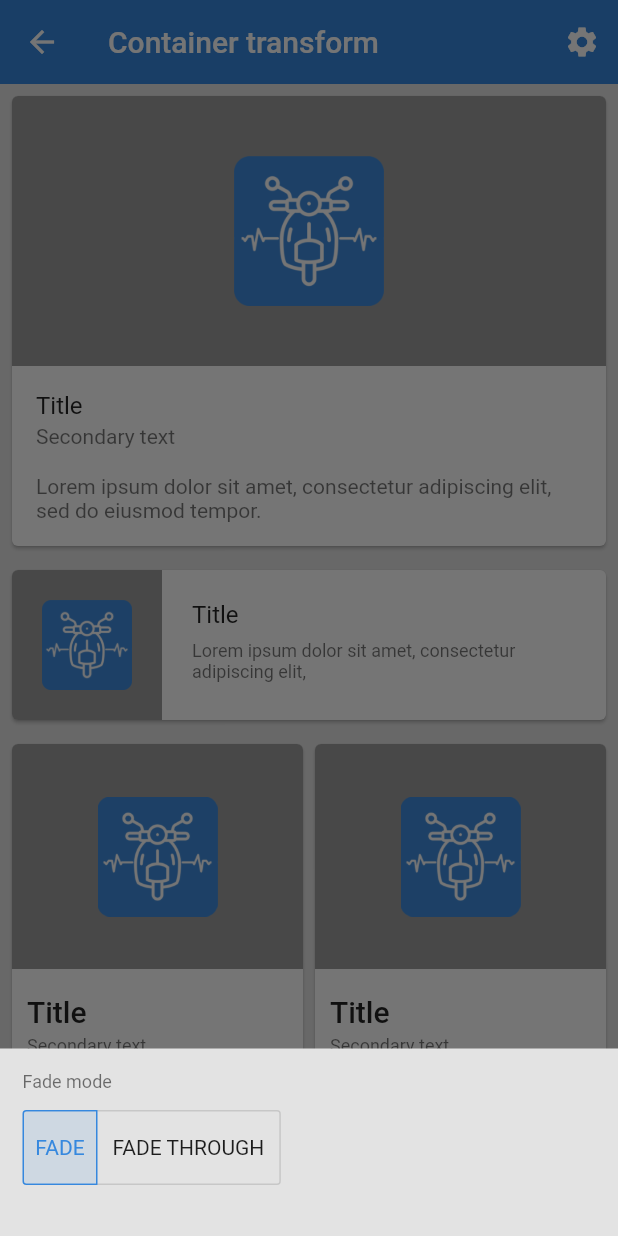
After one commit to agungsatrioo/motordoc, a Flutter app: the OpenContainerTransformDemo screen opened directly, after a tap on the "settings" icon, on a phone screen of 412 x 824 dp. The commit adds this screen. Run offline on Flutter 3.47's test engine with Material 2 defaults, Android fonts, the light colour scheme and no system bars; our stand-ins replace bloc, equatable, flutter_bloc, flutter_phoenix, flutter_slidable, line_icons and 1 more; accounts and stored records are empty.

Commit message:
add animation when chat item is opened

```diff
--- /dev/null
+++ b/lib/src/ui/pages/examples/blank_page.dart
@@ -0,0 +1,16 @@
+import 'package:flutter/material.dart';
+
+class BlankPage extends StatelessWidget {
+  @override
+  Widget build(BuildContext context) {
+    return Scaffold(
+      appBar: AppBar(
+        title: Text("Blank Page")
+      ),
+      body: Center(
+        child: Text("Halo semua"),
+      ),
+    );
+  }
+
+}
--- /dev/null
+++ b/lib/src/ui/pages/examples/container_transform_demo.dart
@@ -0,0 +1,500 @@
+// Copyright 2019 The Flutter Authors. All rights reserved.
+// Use of this source code is governed by a BSD-style license that can be
+// found in the LICENSE file.
+
+import 'package:flutter/material.dart';
+import 'package:animations/animations.dart';
+
+const String _loremIpsumParagraph =
+    'Lorem ipsum dolor sit amet, consectetur adipiscing elit, sed do eiusmod '
+    'tempor incididunt ut labore et dolore magna aliqua. Vulputate dignissim '
+    'suspendisse in est. Ut ornare lectus sit amet. Eget nunc lobortis mattis '
+    'aliquam faucibus purus in. Hendrerit gravida rutrum quisque non tellus '
+    'orci ac auctor. Mattis aliquam faucibus purus in massa. Tellus rutrum '
+    'tellus pellentesque eu tincidunt tortor. Nunc eget lorem dolor sed. Nulla '
+    'at volutpat diam ut venenatis tellus in metus. Tellus cras adipiscing enim '
+    'eu turpis. Pretium fusce id velit ut tortor. Adipiscing enim eu turpis '
+    'egestas pretium. Quis varius quam quisque id. Blandit aliquam etiam erat '
+    'velit scelerisque. In nisl nisi scelerisque eu. Semper risus in hendrerit '
+    'gravida rutrum quisque. Suspendisse in est ante in nibh mauris cursus '
+    'mattis molestie. Adipiscing elit duis tristique sollicitudin nibh sit '
+    'amet commodo nulla. Pretium viverra suspendisse potenti nullam ac tortor '
+    'vitae.\n'
+    '\n'
+    'Lorem ipsum dolor sit amet, consectetur adipiscing elit, sed do eiusmod '
+    'tempor incididunt ut labore et dolore magna aliqua. Vulputate dignissim '
+    'suspendisse in est. Ut ornare lectus sit amet. Eget nunc lobortis mattis '
+    'aliquam faucibus purus in. Hendrerit gravida rutrum quisque non tellus '
+    'orci ac auctor. Mattis aliquam faucibus purus in massa. Tellus rutrum '
+    'tellus pellentesque eu tincidunt tortor. Nunc eget lorem dolor sed. Nulla '
+    'at volutpat diam ut venenatis tellus in metus. Tellus cras adipiscing enim '
+    'eu turpis. Pretium fusce id velit ut tortor. Adipiscing enim eu turpis '
+    'egestas pretium. Quis varius quam quisque id. Blandit aliquam etiam erat '
+    'velit scelerisque. In nisl nisi scelerisque eu. Semper risus in hendrerit '
+    'gravida rutrum quisque. Suspendisse in est ante in nibh mauris cursus '
+    'mattis molestie. Adipiscing elit duis tristique sollicitudin nibh sit '
+    'amet commodo nulla. Pretium viverra suspendisse potenti nullam ac tortor '
+    'vitae';
+
+const double _fabDimension = 56.0;
+
+/// The demo page for [OpenContainerTransform].
+class OpenContainerTransformDemo extends StatefulWidget {
+  @override
+  _OpenContainerTransformDemoState createState() {
+    return _OpenContainerTransformDemoState();
+  }
+}
+
+class _OpenContainerTransformDemoState
+    extends State<OpenContainerTransformDemo> {
+  ContainerTransitionType _transitionType = ContainerTransitionType.fade;
+
+  void _showSettingsBottomModalSheet(BuildContext context) {
+    showModalBottomSheet<void>(
+      context: context,
+      builder: (BuildContext context) {
+        return StatefulBuilder(
+          builder: (BuildContext context, StateSetter setModalState) {
+            return Container(
+              height: 125,
+              padding: const EdgeInsets.all(15.0),
+              child: Column(
+                crossAxisAlignment: CrossAxisAlignment.start,
+                children: <Widget>[
+                  Text(
+                    'Fade mode',
+                    style: Theme.of(context).textTheme.caption,
+                  ),
+                  const SizedBox(height: 12),
+                  ToggleButtons(
+                    borderRadius: BorderRadius.circular(2.0),
+                    selectedBorderColor: Theme.of(context).colorScheme.primary,
+                    onPressed: (int index) {
+                      setModalState(() {
+                        setState(() {
+                          _transitionType = index == 0
+                              ? ContainerTransitionType.fade
+                              : ContainerTransitionType.fadeThrough;
+                        });
+                      });
+                    },
+                    isSelected: <bool>[
+                      _transitionType == ContainerTransitionType.fade,
+                      _transitionType == ContainerTransitionType.fadeThrough,
+                    ],
+                    children: const <Widget>[
+                      Text('FADE'),
+                      Padding(
+                        padding: EdgeInsets.symmetric(horizontal: 10.0),
+                        child: Text('FADE THROUGH'),
+                      ),
+                    ],
+                  ),
+                ],
+              ),
+            );
+          },
+        );
+      },
+    );
+  }
+
+  @override
+  Widget build(BuildContext context) {
+    return Scaffold(
+      appBar: AppBar(
+        title: const Text('Container transform'),
+        actions: <Widget>[
+          IconButton(
+            icon: const Icon(Icons.settings),
+            onPressed: () {
+              _showSettingsBottomModalSheet(context);
+            },
+          ),
+        ],
+      ),
+      body: ListView(
+        padding: const EdgeInsets.all(8.0),
+        children: <Widget>[
+          _OpenContainerWrapper(
+            transitionType: _transitionType,
+            closedBuilder: (BuildContext _, VoidCallback openContainer) {
+              return _ExampleCard(openContainer: openContainer);
+            },
+          ),
+          const SizedBox(height: 16.0),
+          _OpenContainerWrapper(
+            transitionType: _transitionType,
+            closedBuilder: (BuildContext _, VoidCallback openContainer) {
+              return _ExampleSingleTile(openContainer: openContainer);
+            },
+          ),
+          const SizedBox(height: 16.0),
+          Row(
+            children: <Widget>[
+              Expanded(
+                child: _OpenContainerWrapper(
+                  transitionType: _transitionType,
+                  closedBuilder: (BuildContext _, VoidCallback openContainer) {
+                    return _SmallerCard(
+                      openContainer: openContainer,
+                      subtitle: 'Secondary text',
+                    );
+                  },
+                ),
+              ),
+              const SizedBox(width: 8.0),
+              Expanded(
+                child: _OpenContainerWrapper(
+                  transitionType: _transitionType,
+                  closedBuilder: (BuildContext _, VoidCallback openContainer) {
+                    return _SmallerCard(
+                      openContainer: openContainer,
+                      subtitle: 'Secondary text',
+                    );
+                  },
+                ),
+              ),
+            ],
+          ),
+          const SizedBox(height: 16.0),
+          Row(
+            children: <Widget>[
+              Expanded(
+                child: _OpenContainerWrapper(
+                  transitionType: _transitionType,
+                  closedBuilder: (BuildContext _, VoidCallback openContainer) {
+                    return _SmallerCard(
+                      openContainer: openContainer,
+                      subtitle: 'Secondary',
+                    );
+                  },
+                ),
+              ),
+              const SizedBox(width: 8.0),
+              Expanded(
+                child: _OpenContainerWrapper(
+                  transitionType: _transitionType,
+                  closedBuilder: (BuildContext _, VoidCallback openContainer) {
+                    return _SmallerCard(
+                      openContainer: openContainer,
+                      subtitle: 'Secondary',
+                    );
+                  },
+                ),
+              ),
+              const SizedBox(width: 8.0),
+              Expanded(
+                child: _OpenContainerWrapper(
+                  transitionType: _transitionType,
+                  closedBuilder: (BuildContext _, VoidCallback openContainer) {
+                    return _SmallerCard(
+                      openContainer: openContainer,
+                      subtitle: 'Secondary',
+                    );
+                  },
+                ),
+              ),
+            ],
+          ),
+          const SizedBox(height: 16.0),
+          ...List<Widget>.generate(10, (int index) {
+            return OpenContainer(
+              transitionType: _transitionType,
+              openBuilder: (BuildContext _, VoidCallback openContainer) {
+                return _DetailsPage();
+              },
+              tappable: false,
+              closedShape: const RoundedRectangleBorder(),
+              closedElevation: 0.0,
+              closedBuilder: (BuildContext _, VoidCallback openContainer) {
+                return ListTile(
+                  leading: Image.asset(
+                    'assets/images/logo.png',
+                    width: 40,
+                  ),
+                  onTap: openContainer,
+                  title: Text('Daftar ${index + 1}'),
+                  subtitle: const Text('Secondary text'),
+                );
+              },
+            );
+          }),
+        ],
+      ),
+      floatingActionButton: OpenContainer(
+        transitionType: _transitionType,
+        openBuilder: (BuildContext context, VoidCallback _) {
+          return _DetailsPage();
+        },
+        closedElevation: 6.0,
+        closedShape: const RoundedRectangleBorder(
+          borderRadius: BorderRadius.all(
+            Radius.circular(_fabDimension / 2),
+          ),
+        ),
+        closedColor: Theme.of(context).colorScheme.secondary,
+        closedBuilder: (BuildContext context, VoidCallback openContainer) {
+          return SizedBox(
+            height: _fabDimension,
+            width: _fabDimension,
+            child: Center(
+              child: Icon(
+                Icons.add,
+                color: Theme.of(context).colorScheme.onSecondary,
+              ),
+            ),
+          );
+        },
+      ),
+    );
+  }
+}
+
+class _OpenContainerWrapper extends StatelessWidget {
+  const _OpenContainerWrapper({
+    this.closedBuilder,
+    this.transitionType,
+  });
+
+  final OpenContainerBuilder closedBuilder;
+  final ContainerTransitionType transitionType;
+
+  @override
+  Widget build(BuildContext context) {
+    return OpenContainer(
+      transitionType: transitionType,
+      openBuilder: (BuildContext context, VoidCallback _) {
+        return _DetailsPage();
+      },
+      tappable: false,
+      closedBuilder: closedBuilder,
+    );
+  }
+}
+
+class _ExampleCard extends StatelessWidget {
+  const _ExampleCard({this.openContainer});
+
+  final VoidCallback openContainer;
+
+  @override
+  Widget build(BuildContext context) {
+    return _InkWellOverlay(
+      openContainer: openContainer,
+      height: 300,
+      child: Column(
+        crossAxisAlignment: CrossAxisAlignment.stretch,
+        children: <Widget>[
+          Expanded(
+            child: Container(
+              color: Colors.black38,
+              child: Center(
+                child: Image.asset(
+                  'assets/images/logo.png',
+                  width: 100,
+                ),
+              ),
+            ),
+          ),
+          const ListTile(
+            title: Text('Title'),
+            subtitle: Text('Secondary text'),
+          ),
+          Padding(
+            padding: const EdgeInsets.only(
+              left: 16.0,
+              right: 16.0,
+              bottom: 16.0,
+            ),
+            child: Text(
+              'Lorem ipsum dolor sit amet, consectetur '
+              'adipiscing elit, sed do eiusmod tempor.',
+              style: Theme.of(context)
+                  .textTheme
+                  .bodyText2
+                  .copyWith(color: Colors.black54),
+            ),
+          ),
+        ],
+      ),
+    );
+  }
+}
+
+class _SmallerCard extends StatelessWidget {
+  const _SmallerCard({
+    this.openContainer,
+    this.subtitle,
+  });
+
+  final VoidCallback openContainer;
+  final String subtitle;
+
+  @override
+  Widget build(BuildContext context) {
+    return _InkWellOverlay(
+      openContainer: openContainer,
+      height: 225,
+      child: Column(
+        crossAxisAlignment: CrossAxisAlignment.start,
+        children: <Widget>[
+          Container(
+            color: Colors.black38,
+            height: 150,
+            child: Center(
+              child: Image.asset(
+                'assets/images/logo.png',
+                width: 80,
+              ),
+            ),
+          ),
+          Expanded(
+            child: Padding(
+              padding: const EdgeInsets.all(10.0),
+              child: Column(
+                mainAxisAlignment: MainAxisAlignment.center,
+                crossAxisAlignment: CrossAxisAlignment.start,
+                children: <Widget>[
+                  Text(
+                    'Title',
+                    style: Theme.of(context).textTheme.headline6,
+                  ),
+                  const SizedBox(height: 4),
+                  Text(
+                    subtitle,
+                    style: Theme.of(context).textTheme.caption,
+                  ),
+                ],
+              ),
+            ),
+          ),
+        ],
+      ),
+    );
+  }
+}
+
+class _ExampleSingleTile extends StatelessWidget {
+  const _ExampleSingleTile({this.openContainer});
+
+  final VoidCallback openContainer;
+
+  @override
+  Widget build(BuildContext context) {
+    const double height = 100.0;
+
+    return _InkWellOverlay(
+      openContainer: openContainer,
+      height: height,
+      child: Row(
+        children: <Widget>[
+          Container(
+            color: Colors.black38,
+            height: height,
+            width: height,
+            child: Center(
+              child: Image.asset(
+                'assets/images/logo.png',
+                width: 60,
+              ),
+            ),
+          ),
+          Expanded(
+            child: Padding(
+              padding: const EdgeInsets.all(20.0),
+              child: Column(
+                crossAxisAlignment: CrossAxisAlignment.start,
+                children: <Widget>[
+                  Text(
+                    'Title',
+                    style: Theme.of(context).textTheme.subtitle1,
+                  ),
+                  const SizedBox(height: 8),
+                  Text(
+                      'Lorem ipsum dolor sit amet, consectetur '
+                      'adipiscing elit,',
+                      style: Theme.of(context).textTheme.caption),
+                ],
+              ),
+            ),
+          ),
+        ],
+      ),
+    );
+  }
+}
+
+class _InkWellOverlay extends StatelessWidget {
+  const _InkWellOverlay({
+    this.openContainer,
+    this.width,
+    this.height,
+    this.child,
+  });
+
+  final VoidCallback openContainer;
+  final double width;
+  final double height;
+  final Widget child;
+
+  @override
+  Widget build(BuildContext context) {
+    return SizedBox(
+      height: height,
+      width: width,
+      child: InkWell(
+        onTap: openContainer,
+        child: child,
+      ),
+    );
+  }
+}
+
+class _DetailsPage extends StatelessWidget {
+  @override
+  Widget build(BuildContext context) {
+    return Scaffold(
+      appBar: AppBar(title: const Text('Details page')),
+      body: ListView(
+        children: <Widget>[
+          Container(
+            color: Colors.black38,
+            height: 250,
+            child: Padding(
+              padding: const EdgeInsets.all(70.0),
+              child: Image.asset(
+                'assets/images/logo.png',
+              ),
+            ),
+          ),
+          Padding(
+            padding: const EdgeInsets.all(20.0),
+            child: Column(
+              crossAxisAlignment: CrossAxisAlignment.start,
+              children: <Widget>[
+                Text(
+                  'Title',
+                  style: Theme.of(context).textTheme.headline5.copyWith(
+                        color: Colors.black54,
+                        fontSize: 30.0,
+                      ),
+                ),
+                const SizedBox(height: 10),
+                Text(
+                  _loremIpsumParagraph,
+                  style: Theme.of(context).textTheme.bodyText2.copyWith(
+                        color: Colors.black54,
+                        height: 1.5,
+                        fontSize: 16.0,
+                      ),
+                ),
+              ],
+            ),
+          ),
+        ],
+      ),
+    );
+  }
+}
--- a/lib/src/ui/pages/home/bottom_nav.dart
+++ b/lib/src/ui/pages/home/bottom_nav.dart
@@ -31,6 +31,7 @@ class _BottomNavState extends State<BottomNav> {
       case 0: return ChatPage();
       case 1: return HomePage(userAgent: _ua,);
       case 2: return PersonPage(userAgent: _ua);
+      default: return ChatPage();
     }
   }
 
@@ -61,6 +62,7 @@ class _BottomNavState extends State<BottomNav> {
         selectedItemColor: Colors.white,
         iconSize: 30,
         onTap: _onItemTapped,
+        elevation: 0.0,
       ),
     );
   }
--- a/lib/src/ui/pages/home/chat.dart
+++ b/lib/src/ui/pages/home/chat.dart
@@ -1,4 +1,6 @@
+import 'package:animations/animations.dart';
 import 'package:flutter/material.dart';
+import 'package:motordoc/src/ui/pages/examples/blank_page.dart';
 
 import '../../widgets/widget_chat.dart';
 
@@ -23,8 +25,21 @@ class _ChatPageState extends State<ChatPage> {
                 ListView.builder(
                   shrinkWrap: true,
                   itemCount: 5,
-                  itemBuilder: (ctx,int) => ChatListItem()
-                  ),
+                  itemBuilder: (ctx, index) {
+                    return OpenContainer(
+                      transitionType: ContainerTransitionType.fade,
+                      openBuilder: (BuildContext _, VoidCallback openContainer) {
+                        return BlankPage();
+                      },
+                      tappable: false,
+                      closedShape: const RoundedRectangleBorder(),
+                      closedElevation: 0.0,
+                      closedBuilder: (BuildContext _, VoidCallback openContainer) {
+                        return ChatListItem(voidCallback: openContainer);
+                      }
+                    );
+                  }
+                )
               ],
             )
         ),
--- a/lib/src/ui/pages/home/home.dart
+++ b/lib/src/ui/pages/home/home.dart
@@ -2,6 +2,7 @@ import 'package:flutter/material.dart';
 import 'package:flutter/rendering.dart';
 import 'package:flutter/widgets.dart';
 import 'package:line_icons/line_icons.dart';
+import 'package:motordoc/src/ui/pages/examples/container_transform_demo.dart';
 
 import '../../../utils/util_theme.dart';
 import '../../../utils/util_user_agent.dart';
@@ -50,7 +51,16 @@ class _HomePageState extends State<HomePage> {
                 child: Row(
                       mainAxisAlignment: MainAxisAlignment.spaceBetween,
                       children: <Widget>[
-                        MotordocLogo(),
+                        InkWell(
+                          child: MotordocLogo(),
+                          onTap: () {
+                            Navigator.of(context).push(
+                                MaterialPageRoute(
+                                    builder: (context) => OpenContainerTransformDemo()
+                                )
+                            );
+                          },
+                        ),
                         WidgetLocation()
                       ],
                     ),
--- a/lib/src/ui/widgets/widget_chat.dart
+++ b/lib/src/ui/widgets/widget_chat.dart
@@ -3,14 +3,17 @@ import 'package:flutter/widgets.dart';
 import 'package:flutter_slidable/flutter_slidable.dart';
 
 class ChatListItem extends StatelessWidget {
+  VoidCallback voidCallback;
+
+  ChatListItem({
+    @required this.voidCallback
+  });
+
   @override
   Widget build(BuildContext context) {
     return Slidable(
       actionPane: SlidableDrawerActionPane(),
-      child: Material(
-      child: InkWell(
-        child: Container(
-          child: ListTile(
+      child: ListTile(
             leading: CircleAvatar(
               backgroundImage: AssetImage("assets/images/logo.png")
             ),
@@ -20,12 +23,9 @@ class ChatListItem extends StatelessWidget {
               children: <Widget>[
                 Text("20:59")
               ],
-            )
-          )
-        ),
-        onTap: () {},
-      ),
-    ),
+            ),
+            onTap: voidCallback,
+          ),
     secondaryActions: <Widget>[
       IconSlideAction(
         caption: 'Hapus',
--- a/pubspec.yaml
+++ b/pubspec.yaml
@@ -50,6 +50,7 @@ dependencies:
   package_info: ^0.4.0+16
   antd: ^0.0.1
   flutter_slidable: ^0.5.4
+  animations: ^1.0.0+5
 
 dev_dependencies:
   flutter_test:
```
Also changed, not shown: pubspec.lock.
